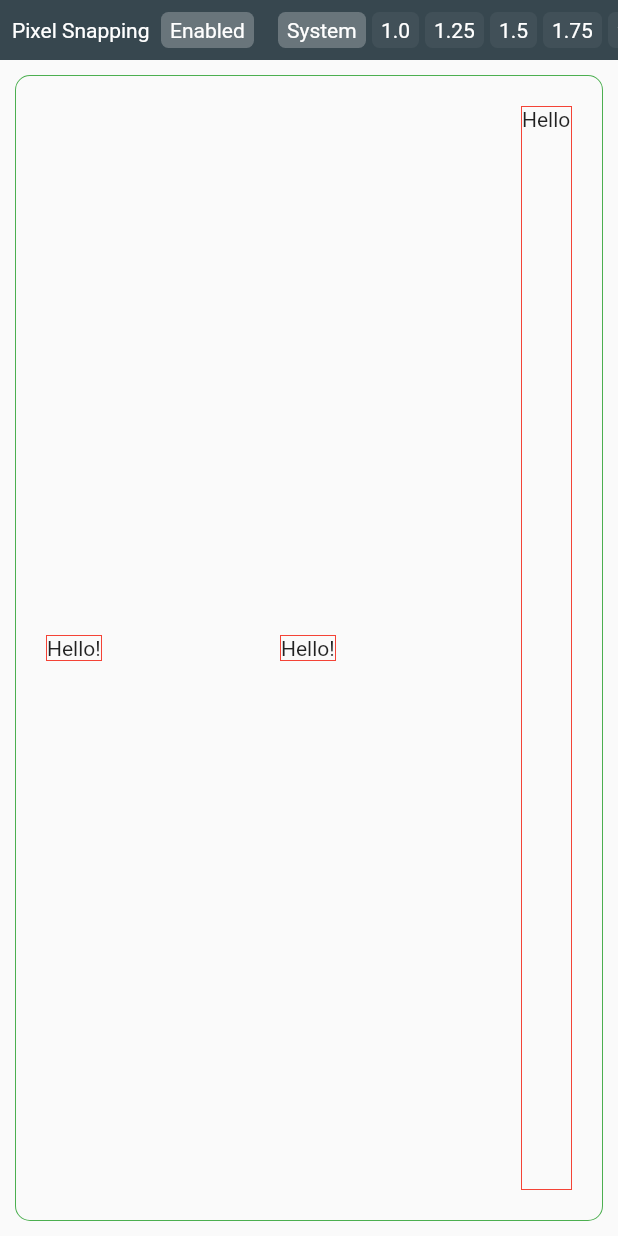
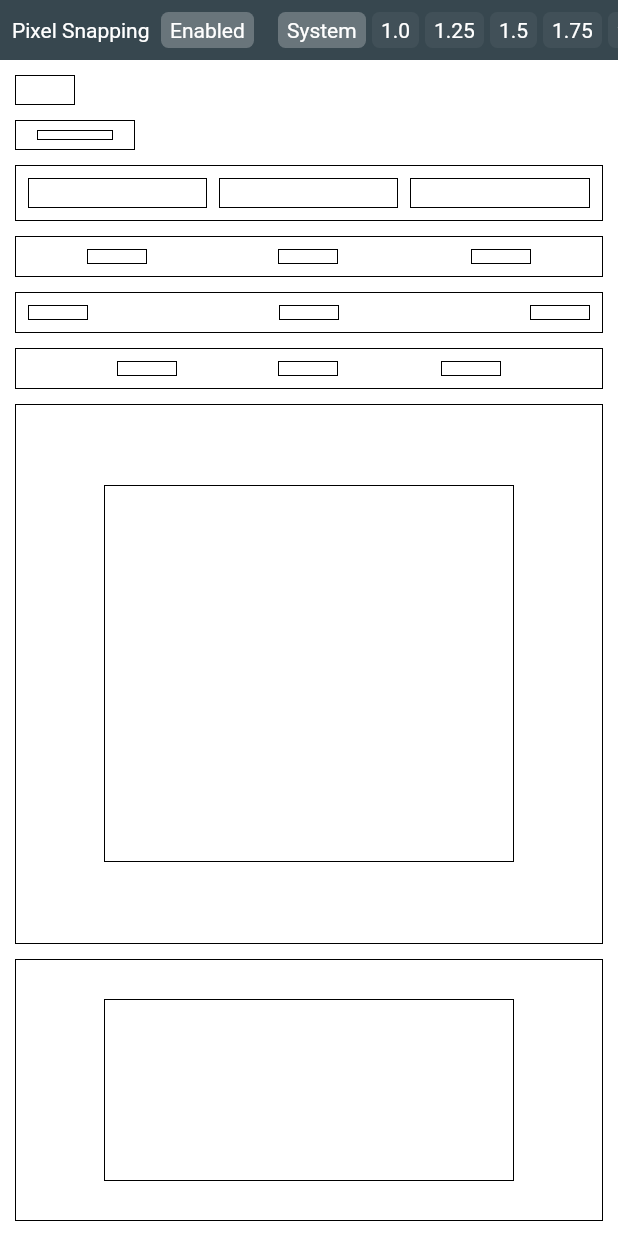
Before and after one commit to widgetbakery/pixel_snap, a Flutter app: the screen it shows after launch, on a phone screen of 412 x 824 dp. Run offline on Flutter 3.47's test engine with Material 2 defaults, Android fonts, the phone set to English and light mode, and no system bars; missing offline and left inert: analyzer, dart_style.

Commit message:
update example

```diff
--- a/example/lib/main.dart
+++ b/example/lib/main.dart
@@ -6,95 +6,150 @@ void main() {
   runApp(const MainApp());
 }
 
+const _simpleDecoration = BoxDecoration(
+  border: Border.fromBorderSide(BorderSide(color: Colors.black, width: 1)),
+);
+
 class MainApp extends StatelessWidget {
   const MainApp({super.key});
 
   @override
   Widget build(BuildContext context) {
-    return MaterialApp(
-      home: Builder(
-        builder: (context) {
     return PixelPerfectDebugBar(
-            child: Scaffold(
-              body: Align(
-                alignment: const Alignment(0, 0),
+      child: MaterialApp(
+        home: Scaffold(
+          backgroundColor: Colors.white,
+          body: Column(
+            mainAxisSize: MainAxisSize.max,
+            crossAxisAlignment: CrossAxisAlignment.stretch,
+            children: [
+              Align(
+                alignment: Alignment.topLeft,
                 child: Container(
                   margin: const EdgeInsets.all(10),
-                  decoration: BoxDecoration(
-                    borderRadius: BorderRadius.circular(10),
-                    border: Border.all(color: Colors.green, width: 1),
+                  decoration: _simpleDecoration,
+                  width: 40,
+                  height: 20,
                 ),
-                  padding: const EdgeInsets.all(20),
-                  // child: Container(
-                  //   padding: const EdgeInsets.all(10),
-                  //   decoration: BoxDecoration(
-                  //     border: Border.all(color: Colors.red, width: 1),
-                  //   ),
-                  // ),
+              ),
+              Align(
+                alignment: Alignment.topLeft,
+                child: Container(
+                  margin: const EdgeInsets.all(10).copyWith(top: 0),
+                  decoration: _simpleDecoration,
+                  width: 80,
+                  height: 20,
+                  alignment: Alignment.center,
+                  child: Container(
+                    decoration: _simpleDecoration,
+                    width: 51,
+                    height: 7,
+                  ),
+                ),
+              ),
+              Container(
+                margin: const EdgeInsets.all(10).copyWith(top: 0),
+                decoration: _simpleDecoration,
+                padding: const EdgeInsets.symmetric(vertical: 4, horizontal: 4),
+                child: Row(
+                  children: List.generate(
+                    3,
+                    (index) => Expanded(
+                      child: Container(
+                        margin: const EdgeInsets.all(4),
+                        decoration: _simpleDecoration,
+                        height: 20,
+                      ),
+                    ),
+                  ),
+                ),
+              ),
+              Container(
+                margin: const EdgeInsets.all(10).copyWith(top: 0),
+                decoration: _simpleDecoration,
+                padding: const EdgeInsets.symmetric(vertical: 4, horizontal: 4),
+                child: Row(
+                  mainAxisAlignment: MainAxisAlignment.spaceAround,
+                  children: List.generate(
+                    3,
+                    (index) => Container(
+                      margin: const EdgeInsets.all(4),
+                      decoration: _simpleDecoration,
+                      width: 40,
+                      height: 10,
+                    ),
+                  ),
+                ),
+              ),
+              Container(
+                margin: const EdgeInsets.all(10).copyWith(top: 0),
+                decoration: _simpleDecoration,
+                padding: const EdgeInsets.symmetric(vertical: 4, horizontal: 4),
                 child: Row(
                   mainAxisAlignment: MainAxisAlignment.spaceBetween,
-                    children: [
-                      // Expanded(
-                      //   child: Container(
-                      //     // width: 100,
-                      //     // height: 100,
-                      //     decoration: BoxDecoration(
-                      //         border: Border.all(color: Colors.red, width: 1)),
-                      //   ),
-                      // ),
+                  children: List.generate(
+                    3,
+                    (index) => Container(
+                      margin: const EdgeInsets.all(4),
+                      decoration: _simpleDecoration,
+                      width: 40,
+                      height: 10,
+                    ),
+                  ),
+                ),
+              ),
               Container(
-                        decoration: BoxDecoration(
-                            border: Border.all(color: Colors.red, width: 1)),
-                        child: const Text('Hello!'),
+                margin: const EdgeInsets.all(10).copyWith(top: 0),
+                decoration: _simpleDecoration,
+                padding: const EdgeInsets.symmetric(vertical: 4, horizontal: 4),
+                child: Row(
+                  mainAxisAlignment: MainAxisAlignment.spaceEvenly,
+                  children: List.generate(
+                    3,
+                    (index) => Container(
+                      margin: const EdgeInsets.all(4),
+                      decoration: _simpleDecoration,
+                      width: 40,
+                      height: 10,
                     ),
-                      // const SizedBox(width: 5),
-                      Container(
-                        decoration: BoxDecoration(
-                            border: Border.all(color: Colors.red, width: 1)),
-                        child: const Text('Hello!'),
                   ),
-                      // const SizedBox(width: 10),
-                      // Expanded(
-                      //   child: Container(
-                      //     // width: 100,
-                      //     // height: 100,
-                      //     decoration: BoxDecoration(
-                      //         border: Border.all(color: Colors.red, width: 1)),
-                      //   ),
-                      // ),
-                      Container(
-                        margin: const EdgeInsets.only(left: 5),
-                        decoration: BoxDecoration(
-                            border: Border.all(color: Colors.red, width: 1)),
-                        child: Column(
-                          children: const [
-                            Text('Hello'),
-                          ],
+                ),
+              ),
+              Flexible(
+                flex: 2,
+                child: Container(
+                  margin: const EdgeInsets.all(10).copyWith(top: 0),
+                  decoration: _simpleDecoration,
+                  alignment: Alignment.center,
+                  child: FractionallySizedBox(
+                    alignment: Alignment.center,
+                    widthFactor: 0.7,
+                    heightFactor: 0.7,
+                    child: Container(
+                      decoration: _simpleDecoration,
+                    ),
+                  ),
+                ),
+              ),
+              Flexible(
+                flex: 1,
+                child: Container(
+                  margin: const EdgeInsets.all(10).copyWith(top: 0),
+                  decoration: _simpleDecoration,
+                  alignment: Alignment.center,
+                  child: FractionallySizedBox(
+                    alignment: Alignment.center,
+                    widthFactor: 0.7,
+                    heightFactor: 0.7,
+                    child: Container(
+                      decoration: _simpleDecoration,
+                    ),
+                  ),
                 ),
               ),
             ],
           ),
-                  // child: ListView.builder(
-                  //   itemBuilder: (context, i) {
-                  //     return Container(
-                  //       decoration: const BoxDecoration(
-                  //         border: Border(
-                  //             bottom:
-                  //                 BorderSide(color: Colors.red, width: 1.0)),
-                  //       ),
-                  //       padding: const EdgeInsets.all(10),
-                  //       child: const PixelSnapSize(
-                  //         child: Text('Hello World!'),
-                  //       ),
-                  //     );
-                  //   },
-                  //   itemCount: 200,
-                  // ),
         ),
-              ),
-            ),
-          );
-        },
       ),
     );
   }
```
Lines whose indentation alone changed are shown as unchanged.
